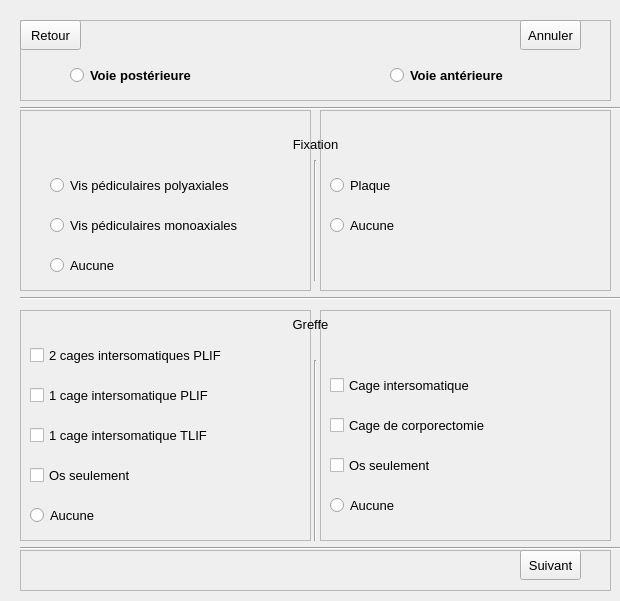
Qt form UITest/Formulaire_Arthrodese.ui (jeanlgb/MVP1) before a commit.
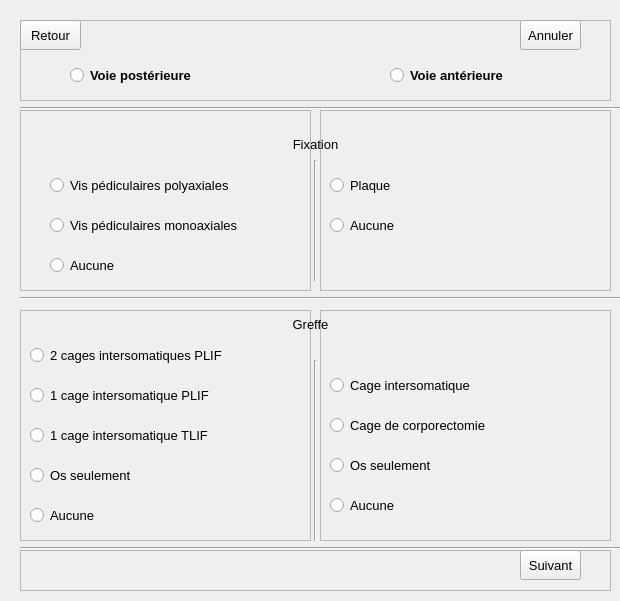
The same form after that commit.

Diff of the .ui file:
```diff
--- a/UITest/Formulaire_Arthrodese.ui
+++ b/UITest/Formulaire_Arthrodese.ui
@@ -354,7 +354,7 @@
      <string>Aucune</string>
     </property>
    </widget>
-   <widget class="QCheckBox" name="checkBox_1plif">
+   <widget class="QRadioButton" name="radioButton_1plif">
     <property name="geometry">
      <rect>
       <x>10</x>
@@ -372,7 +372,7 @@
      <string>1 cage intersomatique PLIF</string>
     </property>
    </widget>
-   <widget class="QCheckBox" name="checkBox_os">
+   <widget class="QRadioButton" name="radioButton_os">
     <property name="geometry">
      <rect>
       <x>10</x>
@@ -390,7 +390,7 @@
      <string>Os seulement</string>
     </property>
    </widget>
-   <widget class="QCheckBox" name="checkBox_2plif">
+   <widget class="QRadioButton" name="radioButton_2plif">
     <property name="geometry">
      <rect>
       <x>10</x>
@@ -408,7 +408,7 @@
      <string>2 cages intersomatiques PLIF</string>
     </property>
    </widget>
-   <widget class="QCheckBox" name="checkBox_tlif">
+   <widget class="QRadioButton" name="radioButton_tlif">
     <property name="geometry">
      <rect>
       <x>10</x>
@@ -442,7 +442,7 @@
    <property name="frameShadow">
     <enum>QFrame::Raised</enum>
    </property>
-   <widget class="QCheckBox" name="checkBox_os2">
+   <widget class="QRadioButton" name="radioButton_os2">
     <property name="geometry">
      <rect>
       <x>10</x>
@@ -478,7 +478,7 @@
      <string>Aucune</string>
     </property>
    </widget>
-   <widget class="QCheckBox" name="checkBox_intersomatique">
+   <widget class="QRadioButton" name="radioButton_intersomatique">
     <property name="geometry">
      <rect>
       <x>10</x>
@@ -496,7 +496,7 @@
      <string>Cage intersomatique</string>
     </property>
    </widget>
-   <widget class="QCheckBox" name="checkBox_corporectomie_2">
+   <widget class="QRadioButton" name="radioButton_corporectomie_2">
     <property name="geometry">
      <rect>
       <x>10</x>
```
